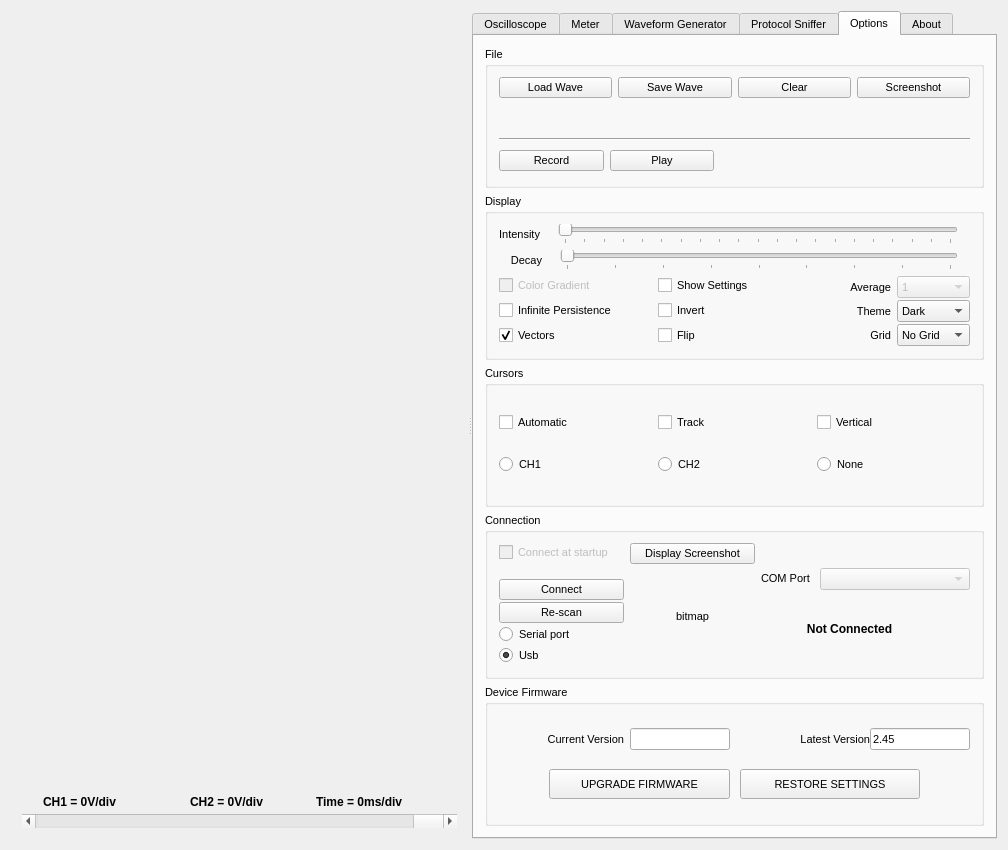
The window that xprotolabinterface.ui (ganzziani/xscopes-qt) describes before a commit, drawn with Qt 5.
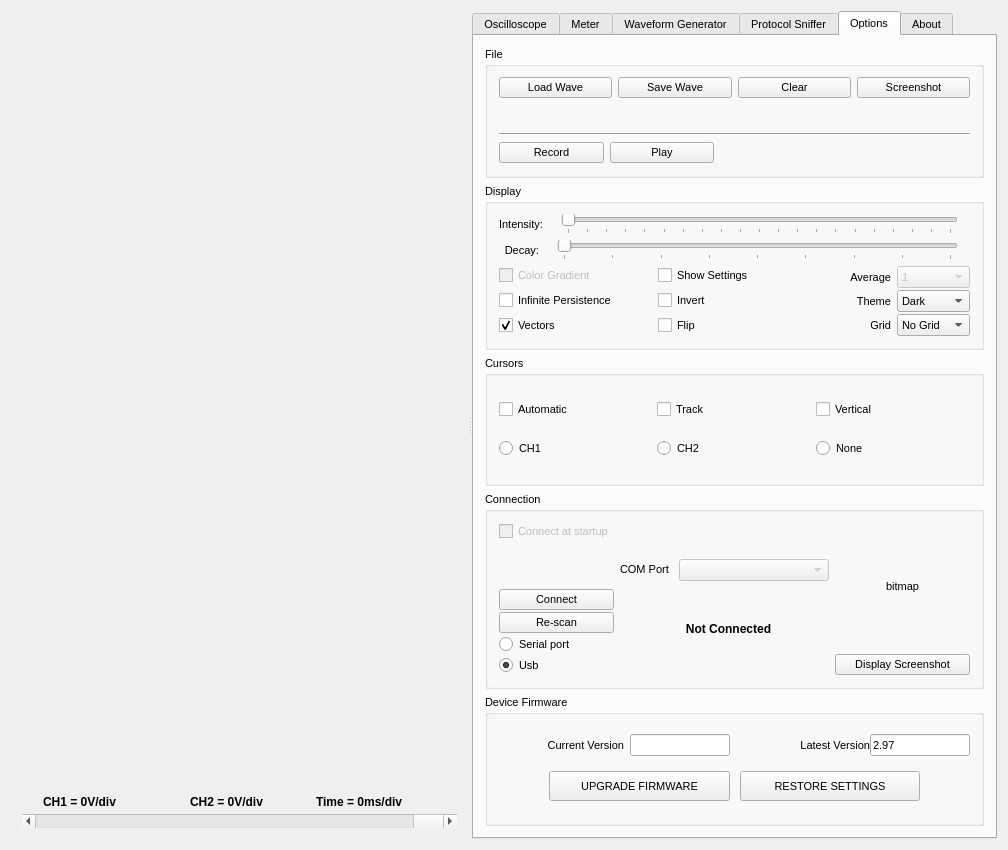
The same window after the commit. The open tabs and pages were chosen to show the change. Icons and pictures are not drawn. Custom widgets are drawn as their Qt base class.

What changed in the file:
```diff
--- a/xprotolabinterface.ui
+++ b/xprotolabinterface.ui
@@ -427,7 +427,7 @@
                  <string/>
                 </property>
                 <property name="currentIndex">
-                 <number>2</number>
+                 <number>0</number>
                 </property>
                 <widget class="QWidget" name="ch1Tab">
                  <attribute name="title">
@@ -647,6 +647,20 @@
                             </property>
                            </widget>
                           </item>
+                          <item>
+                           <widget class="QCheckBox" name="checkBoxCH1Derivative">
+                            <property name="text">
+                             <string>Derivative</string>
+                            </property>
+                           </widget>
+                          </item>
+                          <item>
+                           <widget class="QCheckBox" name="checkBoxCH1AC">
+                            <property name="text">
+                             <string>AC</string>
+                            </property>
+                           </widget>
+                          </item>
                          </layout>
                         </item>
                        </layout>
@@ -971,6 +985,20 @@
                             </property>
                            </widget>
                           </item>
+                          <item>
+                           <widget class="QCheckBox" name="checkBoxCH2Derivative">
+                            <property name="text">
+                             <string>Derivative</string>
+                            </property>
+                           </widget>
+                          </item>
+                          <item>
+                           <widget class="QCheckBox" name="checkBoxCH2AC">
+                            <property name="text">
+                             <string>AC</string>
+                            </property>
+                           </widget>
+                          </item>
                          </layout>
                         </item>
                        </layout>
@@ -2437,7 +2465,7 @@
          <item>
           <widget class="QTabWidget" name="mmTabWidget">
            <property name="currentIndex">
-            <number>1</number>
+            <number>0</number>
            </property>
            <widget class="QWidget" name="tab_3">
             <attribute name="title">
@@ -2961,7 +2989,7 @@
               </size>
              </property>
              <property name="title">
-              <string>Waveform</string>
+              <string>Waveform Selection</string>
              </property>
              <layout class="QHBoxLayout" name="horizontalLayout_44">
               <item>
@@ -3177,6 +3205,12 @@
             <string>Frequency Range</string>
            </property>
            <layout class="QVBoxLayout" name="verticalLayout_3">
+            <property name="leftMargin">
+             <number>4</number>
+            </property>
+            <property name="rightMargin">
+             <number>4</number>
+            </property>
             <item>
              <layout class="QHBoxLayout" name="horizontalLayout_45">
               <item>
@@ -3422,6 +3456,12 @@
             <layout class="QHBoxLayout" name="horizontalLayout_47">
              <item>
               <widget class="QLabel" name="label_43">
+               <property name="minimumSize">
+                <size>
+                 <width>52</width>
+                 <height>0</height>
+                </size>
+               </property>
                <property name="text">
                 <string>Duty Cycle</string>
                </property>
@@ -3554,7 +3594,7 @@
          <item>
           <widget class="QGroupBox" name="groupBox_8">
            <property name="title">
-            <string>Sweep</string>
+            <string>AWG Sweep</string>
            </property>
            <layout class="QVBoxLayout" name="verticalLayout_47">
             <item>
@@ -3965,6 +4005,16 @@
                  </item>
                 </layout>
                </item>
+               <item>
+                <widget class="QCheckBox" name="checkBoxInvertSS">
+                 <property name="layoutDirection">
+                  <enum>Qt::LayoutDirection::RightToLeft</enum>
+                 </property>
+                 <property name="text">
+                  <string>Invert SS</string>
+                 </property>
+                </widget>
+               </item>
                <item>
                 <layout class="QHBoxLayout" name="horizontalLayout_72">
                  <item>
@@ -4371,7 +4421,7 @@
         <attribute name="title">
          <string>Options</string>
         </attribute>
-        <layout class="QVBoxLayout" name="verticalLayout_81">
+        <layout class="QVBoxLayout" name="verticalLayout_81" stretch="0,0,0,0,0">
          <item>
           <widget class="QGroupBox" name="groupBox_10">
            <property name="title">
@@ -4531,8 +4581,14 @@
                <layout class="QHBoxLayout" name="horizontalLayout_81">
                 <item>
                  <widget class="QLabel" name="label_63">
+                  <property name="minimumSize">
+                   <size>
+                    <width>40</width>
+                    <height>0</height>
+                   </size>
+                  </property>
                   <property name="text">
-                   <string>Intensity</string>
+                   <string>Intensity:</string>
                   </property>
                   <property name="scaledContents">
                    <bool>true</bool>
@@ -4545,8 +4601,6 @@
                   </property>
                  </widget>
                 </item>
-                <item>
-                 <layout class="QHBoxLayout" name="horizontalLayout_79">
                   <item>
                    <widget class="QLabel" name="label_64">
                     <property name="text">
@@ -4603,20 +4657,18 @@
                   </item>
                  </layout>
                 </item>
-               </layout>
-              </item>
               <item>
                <layout class="QHBoxLayout" name="horizontalLayout_82">
                 <item>
                  <widget class="QLabel" name="label_65">
                   <property name="minimumSize">
                    <size>
-                    <width>43</width>
+                    <width>40</width>
                     <height>0</height>
                    </size>
                   </property>
                   <property name="text">
-                   <string>Decay</string>
+                   <string>Decay:</string>
                   </property>
                   <property name="scaledContents">
                    <bool>true</bool>
@@ -4629,8 +4681,6 @@
                   </property>
                  </widget>
                 </item>
-                <item>
-                 <layout class="QHBoxLayout" name="horizontalLayout_80">
                   <item>
                    <widget class="QLabel" name="label_66">
                     <property name="text">
@@ -4674,8 +4724,6 @@
                 </item>
                </layout>
               </item>
-             </layout>
-            </item>
             <item>
              <layout class="QHBoxLayout" name="horizontalLayout_12">
               <item>
@@ -4925,11 +4973,14 @@
           </widget>
          </item>
          <item>
-          <widget class="QGroupBox" name="groupBox">
+          <widget class="QGroupBox" name="groupBoxCursors">
            <property name="title">
             <string>Cursors</string>
            </property>
            <layout class="QHBoxLayout" name="horizontalLayout_24">
+            <property name="spacing">
+             <number>4</number>
+            </property>
             <item>
              <layout class="QVBoxLayout" name="verticalLayout_93">
               <item>
@@ -5016,7 +5067,7 @@
            <property name="title">
             <string>Connection</string>
            </property>
-           <layout class="QHBoxLayout" name="horizontalLayout_57">
+           <layout class="QHBoxLayout" name="horizontalLayout_57" stretch="0,1,1">
             <item>
              <layout class="QVBoxLayout" name="verticalLayout_89">
               <property name="spacing">
@@ -5078,30 +5129,6 @@
               </item>
              </layout>
             </item>
-            <item>
-             <layout class="QVBoxLayout" name="verticalLayout_95">
-              <property name="spacing">
-               <number>4</number>
-              </property>
-              <item>
-               <widget class="QPushButton" name="pushTakeBMP">
-                <property name="text">
-                 <string>Display Screenshot</string>
-                </property>
-               </widget>
-              </item>
-              <item>
-               <widget class="QLabel" name="label_BMP">
-                <property name="text">
-                 <string>bitmap</string>
-                </property>
-                <property name="alignment">
-                 <set>Qt::AlignmentFlag::AlignCenter</set>
-                </property>
-               </widget>
-              </item>
-             </layout>
-            </item>
             <item>
              <layout class="QVBoxLayout" name="verticalLayout_88">
               <property name="spacing">
@@ -5147,7 +5174,7 @@
                </layout>
               </item>
               <item>
-               <layout class="QHBoxLayout" name="horizontalLayout_89" stretch="0,0,0">
+               <layout class="QHBoxLayout" name="horizontalLayout_89" stretch="0,0">
                 <property name="spacing">
                  <number>2</number>
                 </property>
@@ -5195,23 +5222,37 @@
                   </property>
                  </widget>
                 </item>
+               </layout>
+              </item>
+             </layout>
+            </item>
                 <item>
-                 <spacer name="horizontalSpacer_13">
-                  <property name="orientation">
-                   <enum>Qt::Orientation::Horizontal</enum>
-                  </property>
-                  <property name="sizeType">
-                   <enum>QSizePolicy::Policy::Ignored</enum>
-                  </property>
-                  <property name="sizeHint" stdset="0">
+             <layout class="QVBoxLayout" name="verticalLayout_95">
+              <property name="spacing">
+               <number>4</number>
+              </property>
+              <item>
+               <widget class="QLabel" name="label_BMP">
+                <property name="minimumSize">
                    <size>
-                    <width>40</width>
-                    <height>20</height>
-                   </size>
-                  </property>
-                 </spacer>
-                </item>
-               </layout>
+                  <width>128</width>
+                  <height>128</height>
+                 </size>
+                </property>
+                <property name="text">
+                 <string>bitmap</string>
+                </property>
+                <property name="alignment">
+                 <set>Qt::AlignmentFlag::AlignCenter</set>
+                </property>
+               </widget>
+              </item>
+              <item>
+               <widget class="QPushButton" name="pushTakeBMP">
+                <property name="text">
+                 <string>Display Screenshot</string>
+                </property>
+               </widget>
               </item>
              </layout>
             </item>
@@ -5295,7 +5336,7 @@
                    </size>
                   </property>
                   <property name="text">
-                   <string>2.45</string>
+                   <string>2.97</string>
                   </property>
                   <property name="alignment">
                    <set>Qt::AlignmentFlag::AlignLeading|Qt::AlignmentFlag::AlignLeft|Qt::AlignmentFlag::AlignVCenter</set>
@@ -5399,7 +5440,7 @@
               <number>1</number>
              </property>
              <property name="text">
-              <string>&lt;html&gt;&lt;head/&gt;&lt;body&gt;&lt;p align=&quot;center&quot;&gt;XScopes Interface Software&lt;/p&gt;&lt;p align=&quot;center&quot;&gt;&lt;span style=&quot; font-weight:600;&quot;&gt;Version:&lt;/span&gt; 1.2.0.0&lt;/p&gt;&lt;/body&gt;&lt;/html&gt;</string>
+              <string>&lt;html&gt;&lt;head/&gt;&lt;body&gt;&lt;p align=&quot;center&quot;&gt;XScopes Interface Software&lt;/p&gt;&lt;p align=&quot;center&quot;&gt;&lt;span style=&quot; font-weight:600;&quot;&gt;Version:&lt;/span&gt; 2.0.0.0&lt;/p&gt;&lt;/body&gt;&lt;/html&gt;</string>
              </property>
              <property name="alignment">
               <set>Qt::AlignmentFlag::AlignCenter</set>
```
Lines whose indentation alone changed are shown as unchanged.
